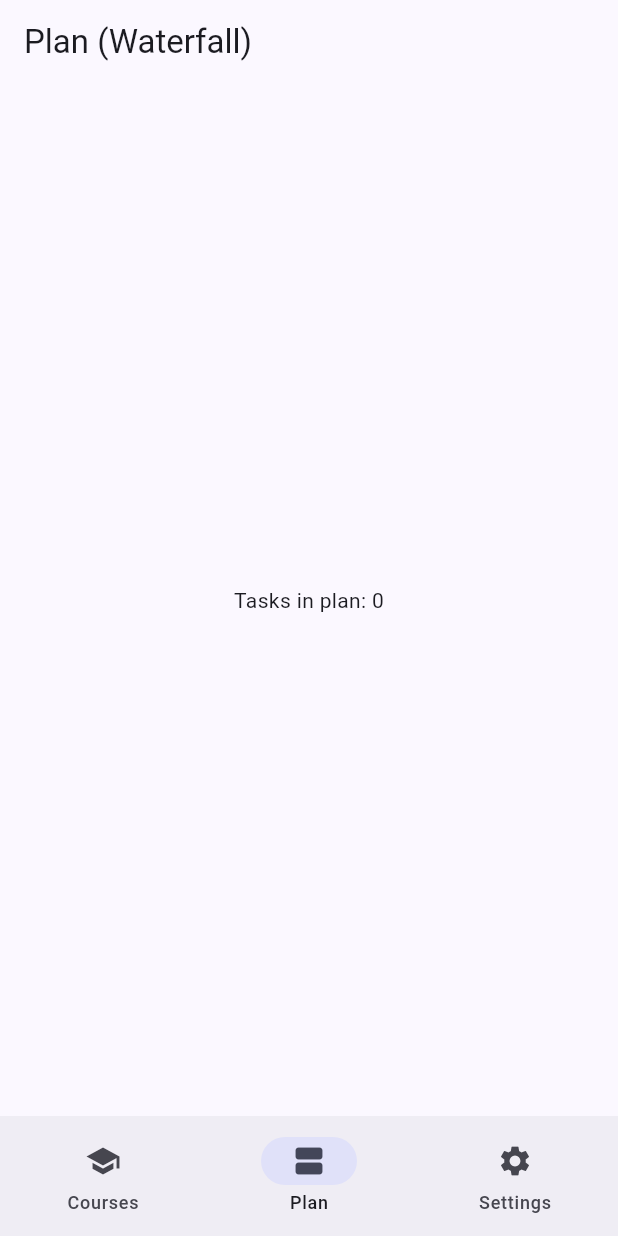
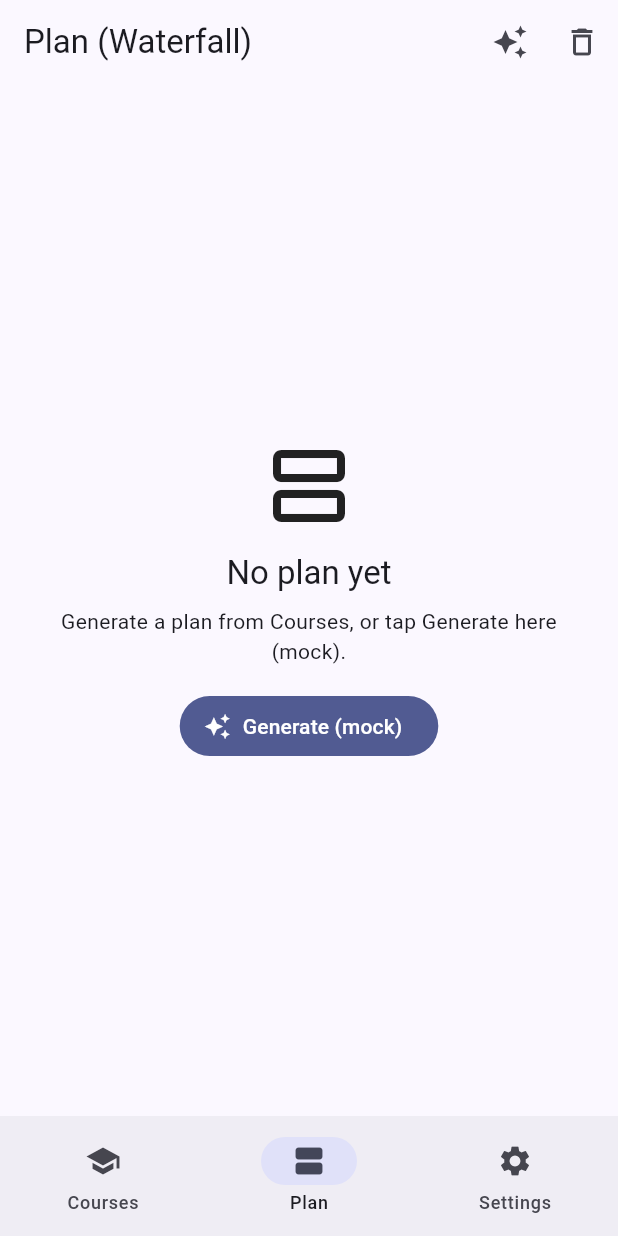
Before and after one commit to Mahdi-sr95/Threadwise-planner-Flutter, a Flutter app: the screen it shows after launch, item 2 of the bottom bar chosen, on a phone screen of 412 x 824 dp. Run offline on Flutter 3.47's test engine with Material 3 defaults, Android fonts, the phone set to English and light mode, and no system bars; our stand-ins replace go_router.

Commit message:
Added plan_screen

```diff
--- a/lib/screens/plan_screen.dart
+++ b/lib/screens/plan_screen.dart
@@ -1,5 +1,8 @@
 import 'package:flutter/material.dart';
+import 'package:intl/intl.dart';
 import 'package:provider/provider.dart';
+
+import '../models/study_task.dart';
 import '../state/plan_provider.dart';
 
 class PlanScreen extends StatelessWidget {
@@ -10,16 +13,158 @@ class PlanScreen extends StatelessWidget {
     final planProv = context.watch<PlanProvider>();
 
     return Scaffold(
-      appBar: AppBar(title: Text('Plan (${planProv.strategy.label})')),
+      appBar: AppBar(
+        title: Text('Plan (${planProv.strategy.label})'),
+        actions: [
+          IconButton(
+            tooltip: 'Generate (mock)',
+            onPressed: () => context.read<PlanProvider>().generateFromMock(),
+            icon: const Icon(Icons.auto_awesome),
+          ),
+          IconButton(
+            tooltip: 'Clear',
+            onPressed: () => context.read<PlanProvider>().clear(),
+            icon: const Icon(Icons.delete_outline),
+          ),
+        ],
+      ),
       body: SafeArea(
-        child: Center(
-          child: planProv.loading
-              ? const CircularProgressIndicator()
-              : planProv.error != null
-              ? Text(planProv.error!)
-              : Text('Tasks in plan: ${planProv.tasks.length}'),
+        child: Builder(
+          builder: (_) {
+            if (planProv.loading) {
+              return const Center(child: CircularProgressIndicator());
+            }
+
+            if (planProv.error != null) {
+              return Center(
+                child: Padding(
+                  padding: const EdgeInsets.all(16),
+                  child: Text(planProv.error!),
+                ),
+              );
+            }
+
+            if (planProv.tasks.isEmpty) {
+              return _EmptyPlan(
+                onGenerate: () =>
+                    context.read<PlanProvider>().generateFromMock(),
+              );
+            }
+
+            return _PlanList(tasks: planProv.tasks);
+          },
         ),
       ),
     );
   }
 }
+
+class _EmptyPlan extends StatelessWidget {
+  final VoidCallback onGenerate;
+  const _EmptyPlan({required this.onGenerate});
+
+  @override
+  Widget build(BuildContext context) {
+    return Center(
+      child: Padding(
+        padding: const EdgeInsets.all(24),
+        child: Column(
+          mainAxisSize: MainAxisSize.min,
+          children: [
+            const Icon(Icons.view_agenda_outlined, size: 64),
+            const SizedBox(height: 12),
+            Text('No plan yet', style: Theme.of(context).textTheme.titleLarge),
+            const SizedBox(height: 8),
+            const Text(
+              'Generate a plan from Courses, or tap Generate here (mock).',
+              textAlign: TextAlign.center,
+            ),
+            const SizedBox(height: 16),
+            FilledButton.icon(
+              onPressed: onGenerate,
+              icon: const Icon(Icons.auto_awesome),
+              label: const Text('Generate (mock)'),
+            ),
+          ],
+        ),
+      ),
+    );
+  }
+}
+
+class _PlanList extends StatelessWidget {
+  final List<StudyTask> tasks;
+  const _PlanList({required this.tasks});
+
+  @override
+  Widget build(BuildContext context) {
+    final grouped = _groupByDay(tasks);
+    final days = grouped.keys.toList()..sort();
+
+    final dayFmt = DateFormat('EEEE, MMM d');
+    final timeFmt = DateFormat('HH:mm');
+
+    return ListView.builder(
+      // I used a builder function here because it makes the performance better by building the items lazily
+      padding: const EdgeInsets.all(16),
+      itemCount: days.length,
+      itemBuilder: (context, index) {
+        final day = days[index];
+        final dayTasks = grouped[day]!
+          ..sort((a, b) => a.dateTime.compareTo(b.dateTime));
+
+        return Padding(
+          padding: const EdgeInsets.only(bottom: 18),
+          child: Column(
+            crossAxisAlignment: CrossAxisAlignment.start,
+            children: [
+              Text(
+                dayFmt.format(day),
+                style: Theme.of(context).textTheme.titleMedium,
+              ),
+
+              const SizedBox(height: 10),
+
+              ...dayTasks.map((t) {
+                final start = t.dateTime;
+                final end = start.add(
+                  Duration(minutes: (t.durationHours * 60).round()),
+                );
+                return Padding(
+                  padding: const EdgeInsets.only(bottom: 10),
+                  child: Card(
+                    child: ListTile(
+                      leading: const Icon(Icons.schedule),
+                      title: Text(
+                        '${timeFmt.format(start)}–${timeFmt.format(end)}  •  ${t.subject}',
+                      ),
+                      subtitle: Text(t.task),
+                      trailing: Chip(
+                        label: Text(_difficultyLabel(t.difficulty)),
+                      ),
+                      onTap: null,
+                    ),
+                  ),
+                );
+              }),
+            ],
+          ),
+        );
+      },
+    );
+  }
+
+  Map<DateTime, List<StudyTask>> _groupByDay(List<StudyTask> tasks) {
+    final map = <DateTime, List<StudyTask>>{};
+    for (final t in tasks) {
+      final d = DateTime(t.dateTime.year, t.dateTime.month, t.dateTime.day);
+      map.putIfAbsent(d, () => []).add(t);
+    }
+    return map;
+  }
+
+  String _difficultyLabel(dynamic difficulty) {
+    final name = difficulty.toString().split('.').last;
+    return name[0].toUpperCase() + name.substring(1);
+  }
+}
--- a/pubspec.yaml
+++ b/pubspec.yaml
@@ -14,6 +14,7 @@ dependencies:
   # State management + routing
   provider: ^6.1.2
   go_router: ^14.6.0
+  intl: ^0.20.1
 
   # iOS-style icons
   cupertino_icons: ^1.0.8
```
Also changed, not shown: pubspec.lock.
